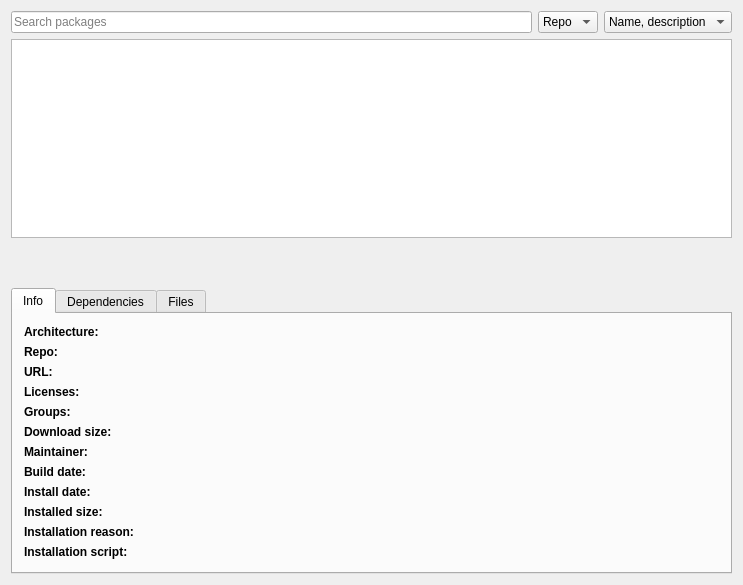
Shatur/orson, file src/mainwindow.ui: the form before one commit.
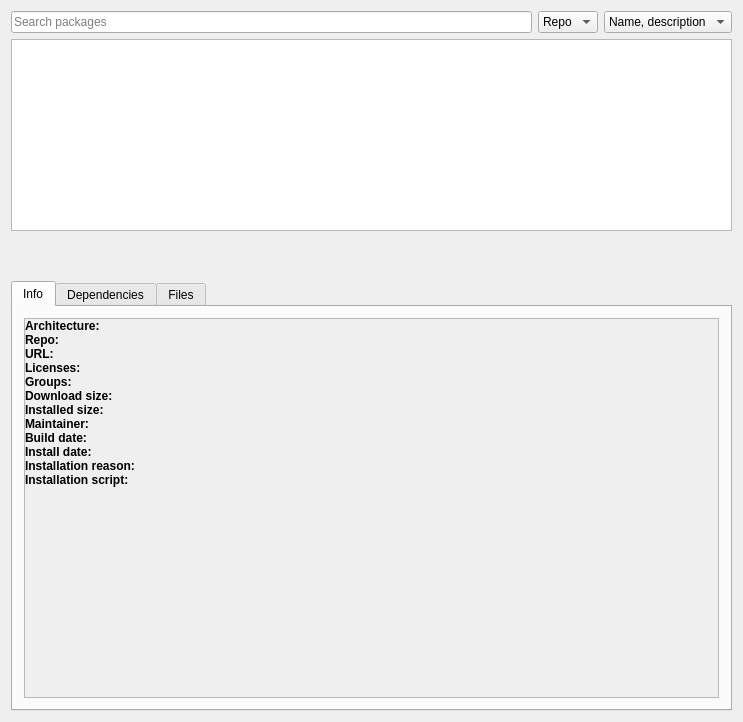
The form after the commit. Custom widgets are drawn as their Qt base class.

```diff
--- a/src/mainwindow.ui
+++ b/src/mainwindow.ui
@@ -7,7 +7,7 @@
     <x>0</x>
     <y>0</y>
     <width>743</width>
-    <height>585</height>
+    <height>722</height>
    </rect>
   </property>
   <property name="windowTitle">
@@ -64,6 +64,12 @@
     </item>
     <item>
      <widget class="PackagesView" name="packagesView">
+      <property name="sizePolicy">
+       <sizepolicy hsizetype="Expanding" vsizetype="Preferred">
+        <horstretch>0</horstretch>
+        <verstretch>0</verstretch>
+       </sizepolicy>
+      </property>
       <property name="editTriggers">
        <set>QAbstractItemView::NoEditTriggers</set>
       </property>
@@ -144,7 +150,49 @@
        <attribute name="title">
         <string>Info</string>
        </attribute>
-       <layout class="QFormLayout" name="infoTabLayout">
+       <layout class="QVBoxLayout" name="verticalLayout_2">
+        <item>
+         <widget class="QScrollArea" name="infoScrollArea">
+          <property name="sizePolicy">
+           <sizepolicy hsizetype="Expanding" vsizetype="Expanding">
+            <horstretch>0</horstretch>
+            <verstretch>0</verstretch>
+           </sizepolicy>
+          </property>
+          <property name="widgetResizable">
+           <bool>true</bool>
+          </property>
+          <widget class="QWidget" name="infoContentWidget">
+           <property name="geometry">
+            <rect>
+             <x>0</x>
+             <y>0</y>
+             <width>707</width>
+             <height>365</height>
+            </rect>
+           </property>
+           <layout class="QFormLayout" name="infoContentLayout">
+            <property name="labelAlignment">
+             <set>Qt::AlignLeading|Qt::AlignLeft|Qt::AlignVCenter</set>
+            </property>
+            <property name="horizontalSpacing">
+             <number>0</number>
+            </property>
+            <property name="verticalSpacing">
+             <number>0</number>
+            </property>
+            <property name="leftMargin">
+             <number>0</number>
+            </property>
+            <property name="topMargin">
+             <number>0</number>
+            </property>
+            <property name="rightMargin">
+             <number>0</number>
+            </property>
+            <property name="bottomMargin">
+             <number>0</number>
+            </property>
         <item row="0" column="0">
          <widget class="QLabel" name="archTitleLabel">
           <property name="styleSheet">
@@ -153,6 +201,9 @@
           <property name="text">
            <string>Architecture:</string>
           </property>
+              <property name="margin">
+               <number>6</number>
+              </property>
          </widget>
         </item>
         <item row="0" column="1">
@@ -160,11 +211,37 @@
           <property name="text">
            <string/>
           </property>
+              <property name="margin">
+               <number>6</number>
+              </property>
           <property name="textInteractionFlags">
            <set>Qt::LinksAccessibleByMouse|Qt::TextSelectableByMouse</set>
           </property>
          </widget>
         </item>
+            <item row="1" column="0">
+             <widget class="QLabel" name="repoTitleLabel">
+              <property name="styleSheet">
+               <string notr="true">font-weight: bold;</string>
+              </property>
+              <property name="text">
+               <string>Repo:</string>
+              </property>
+              <property name="margin">
+               <number>6</number>
+              </property>
+             </widget>
+            </item>
+            <item row="1" column="1">
+             <widget class="QLabel" name="repoLabel">
+              <property name="text">
+               <string/>
+              </property>
+              <property name="margin">
+               <number>6</number>
+              </property>
+             </widget>
+            </item>
         <item row="2" column="0">
          <widget class="QLabel" name="urlTitleLabel">
           <property name="styleSheet">
@@ -173,6 +250,9 @@
           <property name="text">
            <string>URL:</string>
           </property>
+              <property name="margin">
+               <number>6</number>
+              </property>
          </widget>
         </item>
         <item row="2" column="1">
@@ -180,6 +260,9 @@
           <property name="text">
            <string/>
           </property>
+              <property name="margin">
+               <number>6</number>
+              </property>
           <property name="openExternalLinks">
            <bool>true</bool>
           </property>
@@ -196,6 +279,9 @@
           <property name="text">
            <string>Licenses:</string>
           </property>
+              <property name="margin">
+               <number>6</number>
+              </property>
          </widget>
         </item>
         <item row="3" column="1">
@@ -203,6 +289,9 @@
           <property name="text">
            <string/>
           </property>
+              <property name="margin">
+               <number>6</number>
+              </property>
           <property name="textInteractionFlags">
            <set>Qt::LinksAccessibleByMouse|Qt::TextSelectableByMouse</set>
           </property>
@@ -216,6 +305,9 @@
           <property name="text">
            <string>Groups:</string>
           </property>
+              <property name="margin">
+               <number>6</number>
+              </property>
          </widget>
         </item>
         <item row="4" column="1">
@@ -223,6 +315,9 @@
           <property name="text">
            <string/>
           </property>
+              <property name="margin">
+               <number>6</number>
+              </property>
           <property name="textInteractionFlags">
            <set>Qt::LinksAccessibleByMouse|Qt::TextSelectableByMouse</set>
           </property>
@@ -236,6 +331,9 @@
           <property name="text">
            <string>Download size:</string>
           </property>
+              <property name="margin">
+               <number>6</number>
+              </property>
          </widget>
         </item>
         <item row="5" column="1">
@@ -243,11 +341,37 @@
           <property name="text">
            <string/>
           </property>
+              <property name="margin">
+               <number>6</number>
+              </property>
           <property name="textInteractionFlags">
            <set>Qt::LinksAccessibleByMouse|Qt::TextSelectableByMouse</set>
           </property>
          </widget>
         </item>
+            <item row="6" column="0">
+             <widget class="QLabel" name="installedSizeTitleLabel">
+              <property name="styleSheet">
+               <string notr="true">font-weight: bold;</string>
+              </property>
+              <property name="text">
+               <string>Installed size:</string>
+              </property>
+              <property name="margin">
+               <number>6</number>
+              </property>
+             </widget>
+            </item>
+            <item row="6" column="1">
+             <widget class="QLabel" name="installedSizeLabel">
+              <property name="text">
+               <string/>
+              </property>
+              <property name="margin">
+               <number>6</number>
+              </property>
+             </widget>
+            </item>
         <item row="7" column="0">
          <widget class="QLabel" name="maintainerTitleLabel">
           <property name="styleSheet">
@@ -256,6 +380,9 @@
           <property name="text">
            <string>Maintainer:</string>
           </property>
+              <property name="margin">
+               <number>6</number>
+              </property>
          </widget>
         </item>
         <item row="7" column="1">
@@ -263,6 +390,9 @@
           <property name="text">
            <string/>
           </property>
+              <property name="margin">
+               <number>6</number>
+              </property>
           <property name="textInteractionFlags">
            <set>Qt::LinksAccessibleByMouse|Qt::TextSelectableByMouse</set>
           </property>
@@ -276,6 +406,9 @@
           <property name="text">
            <string>Build date:</string>
           </property>
+              <property name="margin">
+               <number>6</number>
+              </property>
          </widget>
         </item>
         <item row="8" column="1">
@@ -283,12 +416,15 @@
           <property name="text">
            <string/>
           </property>
+              <property name="margin">
+               <number>6</number>
+              </property>
           <property name="textInteractionFlags">
            <set>Qt::LinksAccessibleByMouse|Qt::TextSelectableByMouse</set>
           </property>
          </widget>
         </item>
-        <item row="10" column="0">
+            <item row="9" column="0">
          <widget class="QLabel" name="installDateTitleLabel">
           <property name="styleSheet">
            <string notr="true">font-weight: bold;</string>
@@ -296,19 +432,25 @@
           <property name="text">
            <string>Install date:</string>
           </property>
-         </widget>
-        </item>
-        <item row="10" column="1">
+              <property name="margin">
+               <number>6</number>
+              </property>
+             </widget>
+            </item>
+            <item row="9" column="1">
          <widget class="QLabel" name="installDateLabel">
           <property name="text">
            <string/>
           </property>
+              <property name="margin">
+               <number>6</number>
+              </property>
           <property name="textInteractionFlags">
            <set>Qt::LinksAccessibleByMouse|Qt::TextSelectableByMouse</set>
           </property>
          </widget>
         </item>
-        <item row="12" column="0">
+            <item row="10" column="0">
          <widget class="QLabel" name="reasonTitleLabel">
           <property name="styleSheet">
            <string notr="true">font-weight: bold;</string>
@@ -316,19 +458,22 @@
           <property name="text">
            <string>Installation reason:</string>
           </property>
-         </widget>
-        </item>
-        <item row="12" column="1">
+              <property name="margin">
+               <number>6</number>
+              </property>
+             </widget>
+            </item>
+            <item row="10" column="1">
          <widget class="QLabel" name="reasonLabel">
           <property name="text">
            <string/>
           </property>
-          <property name="textInteractionFlags">
-           <set>Qt::LinksAccessibleByMouse|Qt::TextSelectableByMouse</set>
+              <property name="margin">
+               <number>6</number>
           </property>
          </widget>
         </item>
-        <item row="13" column="0">
+            <item row="11" column="0">
          <widget class="QLabel" name="scriptTitleLabel">
           <property name="styleSheet">
            <string notr="true">font-weight: bold;</string>
@@ -336,50 +481,23 @@
           <property name="text">
            <string>Installation script:</string>
           </property>
-         </widget>
-        </item>
-        <item row="13" column="1">
-         <widget class="QLabel" name="scriptLabel">
-          <property name="text">
-           <string/>
-          </property>
-          <property name="textInteractionFlags">
-           <set>Qt::LinksAccessibleByMouse|Qt::TextSelectableByMouse</set>
-          </property>
-         </widget>
-        </item>
-        <item row="11" column="0">
-         <widget class="QLabel" name="installedSizeTitleLabel">
-          <property name="styleSheet">
-           <string notr="true">font-weight: bold;</string>
-          </property>
-          <property name="text">
-           <string>Installed size:</string>
+              <property name="margin">
+               <number>6</number>
           </property>
          </widget>
         </item>
         <item row="11" column="1">
-         <widget class="QLabel" name="installedSizeLabel">
+             <widget class="QLabel" name="scriptLabel">
           <property name="text">
            <string/>
           </property>
-         </widget>
-        </item>
-        <item row="1" column="0">
-         <widget class="QLabel" name="repoTitleLabel">
-          <property name="styleSheet">
-           <string notr="true">font-weight: bold;</string>
-          </property>
-          <property name="text">
-           <string>Repo:</string>
-          </property>
-         </widget>
-        </item>
-        <item row="1" column="1">
-         <widget class="QLabel" name="repoLabel">
-          <property name="text">
-           <string/>
-          </property>
+              <property name="margin">
+               <number>6</number>
+              </property>
+             </widget>
+            </item>
+           </layout>
+          </widget>
          </widget>
         </item>
        </layout>
```
Left out of the diff: 2 changed lines with no effect on the pictures. Lines whose indentation alone changed are shown as unchanged.
